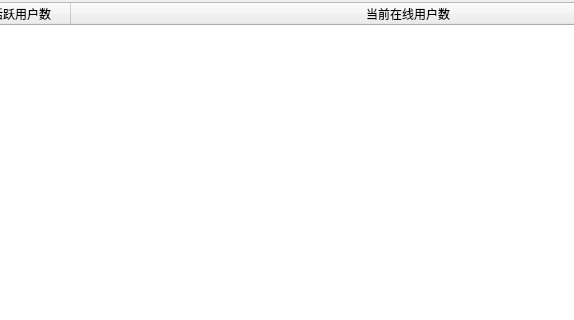
The window that server/ui/wnd_server.ui (decenfrontier/PyNetAuth) describes before a commit, drawn with Qt 5; both pictures show x 349 to 923 and y 0 to 320 of the 1097 by 633 pixel window.
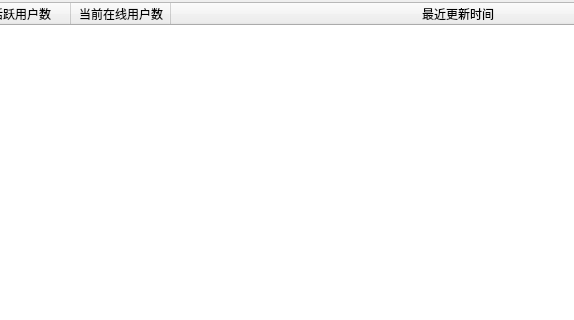
The same window after the commit. The open tabs and pages were chosen to show the change.

Patch:
```diff
--- a/server/ui/wnd_server.ui
+++ b/server/ui/wnd_server.ui
@@ -928,6 +928,11 @@
             <string>当前在线用户数</string>
            </property>
           </column>
+          <column>
+           <property name="text">
+            <string>最近更新时间</string>
+           </property>
+          </column>
          </widget>
         </item>
        </layout>
```
Left out of the diff: 2 changed lines with no effect on the pictures.
